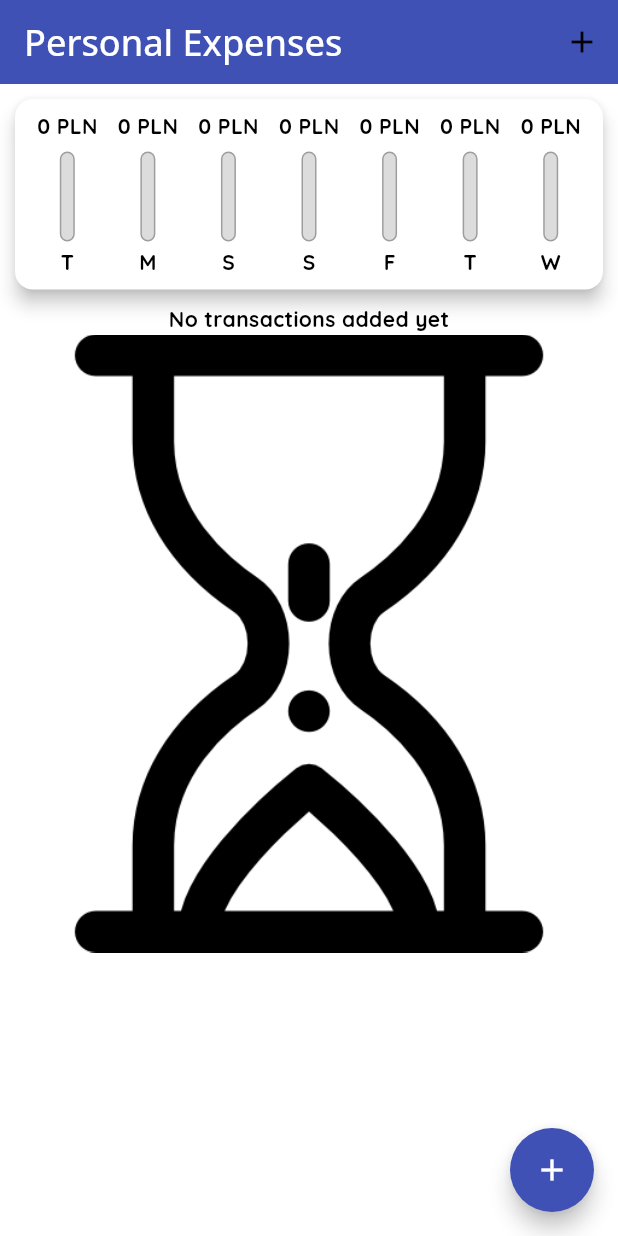
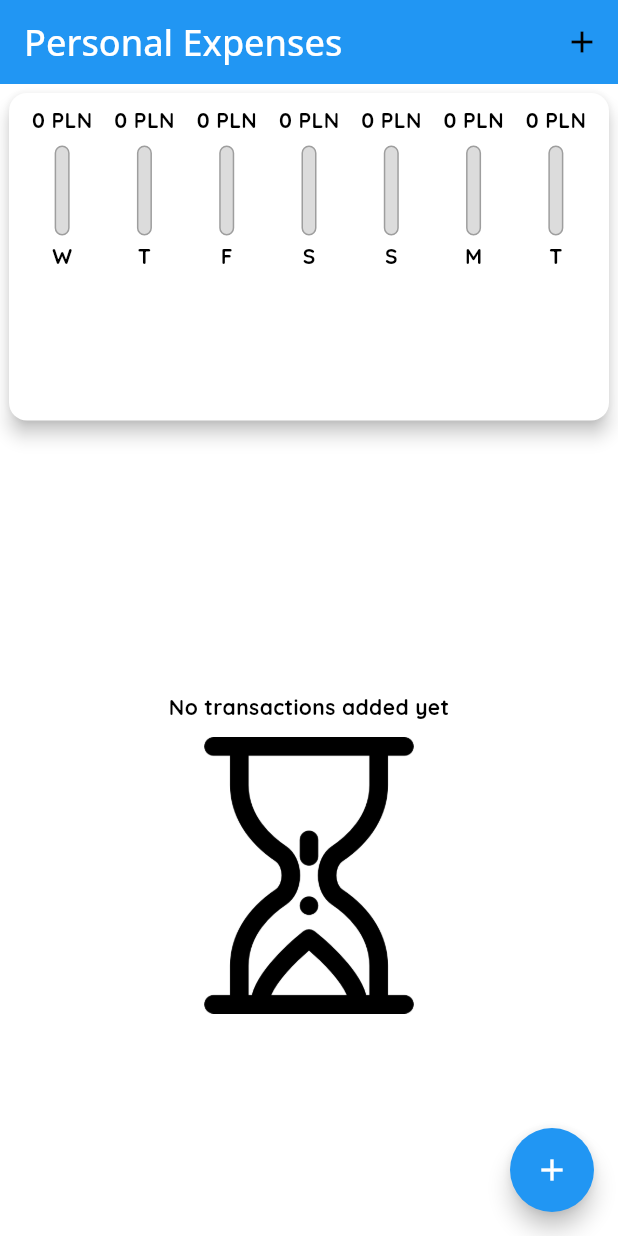
Before and after one commit to Tomushh97/expenses_app, a Flutter app: the screen it shows after launch, on a phone screen of 412 x 824 dp. Run offline on Flutter 3.47's test engine with Material 2 defaults, Android fonts, the phone set to English and light mode, and no system bars.

Commit message:
changes to adding transaction and layout responsiveness

```diff
--- a/lib/main.dart
+++ b/lib/main.dart
@@ -1,10 +1,14 @@
 import 'package:expenses_app/widgets/transaction_list.dart';
+import 'package:flutter/services.dart';
 import './widgets/new_transaction.dart';
 import 'package:flutter/material.dart';
 import 'models/transaction.dart';
 import 'widgets/chart.dart';
 
 void main() {
+  // WidgetsFlutterBinding.ensureInitialized();
+  // SystemChrome.setPreferredOrientations(
+  //     [DeviceOrientation.portraitUp, DeviceOrientation.portraitDown]);
   runApp(const MyApp());
 }
 
@@ -16,28 +20,47 @@ class MyApp extends StatelessWidget {
       title: 'Flutter Demo',
       theme: ThemeData(
         useMaterial3: true,
-        colorScheme: ColorScheme.fromSwatch(primarySwatch: Colors.indigo),
+        colorScheme: ColorScheme.fromSwatch(
+          primarySwatch: Colors.blue,
+          accentColor: Colors.amber,
+        ),
         appBarTheme: const AppBarTheme(
+          elevation: 0,
           titleTextStyle: TextStyle(
             color: Colors.white,
             fontSize: 24,
             fontWeight: FontWeight.w500,
-                fontFamily: 'OpenSans')),
-        textTheme: const TextTheme(
-          displayLarge: TextStyle(
+            fontFamily: 'OpenSans',
+          ),
+        ),
+        textTheme: const TextTheme().copyWith(
+          displayLarge: const TextStyle(
             fontSize: 48,
             fontWeight: FontWeight.bold,
-              fontFamily: 'Quicksand'),
-          titleLarge: TextStyle(
+            fontFamily: 'Quicksand',
+          ),
+          titleLarge: const TextStyle(
             fontSize: 28,
             fontStyle: FontStyle.normal,
             fontWeight: FontWeight.w600,
-              fontFamily: 'Quicksand'),
-          bodyMedium: TextStyle(
+            fontFamily: 'Quicksand',
+          ),
+          bodyMedium: const TextStyle(
             fontSize: 14,
             fontFamily: 'Quicksand',
             fontWeight: FontWeight.w700,
           ),
+          bodySmall: const TextStyle(
+            fontSize: 12,
+            fontFamily: 'Quicksand',
+            fontWeight: FontWeight.w700,
+            color: Colors.white,
+          ),
+          labelSmall: const TextStyle(
+              fontSize: 12,
+              fontFamily: 'Quicksand',
+              fontWeight: FontWeight.w700,
+              color: Colors.grey),
         ),
       ),
       home: MyHomePage(),
@@ -51,6 +74,7 @@ class MyHomePage extends StatefulWidget {
 }
 
 class _MyHomePageState extends State<MyHomePage> {
+  bool _showChart = false;
   final List<Transaction> _userTransactions = [];
 
   List<Transaction> get _recentTransactions {
@@ -63,12 +87,12 @@ class _MyHomePageState extends State<MyHomePage> {
     }).toList();
   }
 
-  _addNewTransaction(String txTitle, double amount) {
+  _addNewTransaction(String txTitle, double amount, DateTime date) {
     final Transaction newTx = Transaction(
         id: DateTime.now().toString(),
         title: txTitle,
         amount: amount,
-        date: DateTime.now());
+        date: date);
     setState(() {
       _userTransactions.add(newTx);
     });
@@ -85,10 +109,19 @@ class _MyHomePageState extends State<MyHomePage> {
     );
   }
 
+  void _deleteTransaction(String id) {
+    setState(() {
+      _userTransactions.removeWhere(
+        (tx) => tx.id == id,
+      );
+    });
+  }
+
   @override
   Widget build(BuildContext context) {
-    return Scaffold(
-      appBar: AppBar(
+    final isLandscape =
+        MediaQuery.of(context).orientation == Orientation.landscape;
+    final appBar = AppBar(
       title: Text(
         'Personal Expenses',
         style: Theme.of(context).appBarTheme.titleTextStyle,
@@ -97,25 +130,69 @@ class _MyHomePageState extends State<MyHomePage> {
       actions: <Widget>[
         IconButton(
           onPressed: () => _startAddNewTransaction(context),
-            icon: Icon(Icons.add),
+          icon: const Icon(Icons.add),
         ),
       ],
-      ),
+    );
+    final txListWidget = Container(
+      height: (MediaQuery.of(context).size.height -
+              appBar.preferredSize.height -
+              MediaQuery.of(context).padding.top) *
+          0.8,
+      child: TransactionList(_userTransactions, _deleteTransaction),
+    );
+
+    return Scaffold(
+      appBar: appBar,
       body: SingleChildScrollView(
         child: Column(
-          mainAxisAlignment: MainAxisAlignment.start,
           crossAxisAlignment: CrossAxisAlignment.stretch,
           children: <Widget>[
-            Chart(_recentTransactions),
-            TransactionList(_userTransactions),
+            if (isLandscape)
+              Row(
+                mainAxisAlignment: MainAxisAlignment.center,
+                children: [
+                  const Text('Show Chart'),
+                  Switch(
+                      inactiveThumbColor:
+                          Theme.of(context).colorScheme.onSecondary,
+                      value: _showChart,
+                      onChanged: (val) {
+                        setState(() {
+                          _showChart = val;
+                        });
+                      }),
+                ],
+              ),
+            if (!isLandscape)
+              Container(
+                height: (MediaQuery.of(context).size.height -
+                        appBar.preferredSize.height -
+                        MediaQuery.of(context).padding.top) *
+                    0.3,
+                child: Chart(_recentTransactions),
+              ),
+            if (!isLandscape) txListWidget,
+            if (isLandscape)
+              _showChart
+                  ? Container(
+                      height: (MediaQuery.of(context).size.height -
+                              appBar.preferredSize.height -
+                              MediaQuery.of(context).padding.top) *
+                          0.6,
+                      child: Chart(_recentTransactions),
+                    )
+                  : txListWidget
           ],
         ),
       ),
       floatingActionButton: FloatingActionButton(
         onPressed: () => _startAddNewTransaction(context),
-        child: Icon(Icons.add),
-        shape: CircleBorder(),
+        shape: const CircleBorder(),
         backgroundColor: Theme.of(context).colorScheme.primary,
+        child: const Icon(
+          Icons.add,
+        ),
       ),
     );
   }
--- a/lib/widgets/chart.dart
+++ b/lib/widgets/chart.dart
@@ -25,7 +25,7 @@ class Chart extends StatelessWidget {
         'day': DateFormat.E().format(weekDay).substring(0, 1),
         'amount': totalSum
       };
-    });
+    }).reversed.toList();
   }
 
   double get totalSpending {
@@ -38,7 +38,7 @@ class Chart extends StatelessWidget {
   Widget build(BuildContext context) {
     return Card(
         elevation: 5,
-        margin: const EdgeInsets.all(10),
+        margin: const EdgeInsets.all(6),
         child: Padding(
           padding: const EdgeInsets.all(8.0),
           child: Row(
--- a/lib/widgets/chart_bar.dart
+++ b/lib/widgets/chart_bar.dart
@@ -11,8 +11,13 @@ class ChartBar extends StatelessWidget {
   Widget build(BuildContext context) {
     return Column(
       children: <Widget>[
-        FittedBox(child: Text('${spendingAmount.toStringAsFixed(0)} PLN')),
-        SizedBox(
+        Container(
+          height: 20,
+          child: FittedBox(
+            child: Text('${spendingAmount.toStringAsFixed(0)} PLN'),
+          ),
+        ),
+        const SizedBox(
           height: 7,
         ),
         Container(
@@ -23,7 +28,7 @@ class ChartBar extends StatelessWidget {
               Container(
                 decoration: BoxDecoration(
                   border: Border.all(color: Colors.grey, width: 1),
-                  color: Color.fromRGBO(220, 220, 220, 1),
+                  color: const Color.fromRGBO(220, 220, 220, 1),
                   borderRadius: BorderRadius.circular(10),
                 ),
               ),
@@ -39,7 +44,7 @@ class ChartBar extends StatelessWidget {
             ],
           ),
         ),
-        SizedBox(
+        const SizedBox(
           height: 4,
         ),
         Text(label),
--- a/lib/widgets/transaction_list.dart
+++ b/lib/widgets/transaction_list.dart
@@ -4,57 +4,75 @@ import '../models/transaction.dart';
 
 class TransactionList extends StatelessWidget {
   final List<Transaction> _userTransactions;
+  final Function deleteTransaction;
 
-  TransactionList(List<Transaction> this._userTransactions);
+  TransactionList(
+    List<Transaction> this._userTransactions,
+    this.deleteTransaction,
+  );
 
   @override
   Widget build(BuildContext context) {
-    return Container(
-      height: 300,
-      child: _userTransactions.isEmpty
-          ? Column(
+    return _userTransactions.isEmpty
+        ? LayoutBuilder(builder: (context, constraints) {
+            return Column(
+              mainAxisAlignment: MainAxisAlignment.center,
               children: <Widget>[
-                Text('No transactions added yet',
-                    style: Theme.of(context).textTheme.bodyMedium),
-                Image.asset('assets/images/waiting.png'),
+                Text(
+                  'No transactions added yet',
+                  style: Theme.of(context).textTheme.bodyMedium,
+                ),
+                const SizedBox(
+                  height: 10,
+                ),
+                Image.asset(
+                  'assets/images/waiting.png',
+                  height: constraints.maxHeight * 0.3,
+                ),
+                const Padding(
+                  padding: EdgeInsetsDirectional.only(
+                    bottom: 50,
+                  ),
+                ),
               ],
-            )
+            );
+          })
         : ListView.builder(
             itemBuilder: (ctx, index) {
               return Card(
-                  child: Row(children: [
-                    Container(
+                elevation: 5,
                 margin: const EdgeInsets.symmetric(
-                          horizontal: 15, vertical: 10),
-                      decoration: BoxDecoration(
-                        color: Theme.of(context).colorScheme.primary,
-                        border: null,
-                        borderRadius: BorderRadius.circular(15),
+                  vertical: 8,
+                  horizontal: 5,
                 ),
-                      padding: const EdgeInsets.all(10),
-                      child: Text(
-                          '${_userTransactions[index].amount.toStringAsFixed(2)} PLN',
-                          style: Theme.of(context).textTheme.bodyMedium),
+                child: ListTile(
+                  leading: CircleAvatar(
+                    radius: 30,
+                    child: Padding(
+                      padding: const EdgeInsets.all(4),
+                      child: FittedBox(
+                          child:
+                              Text('${_userTransactions[index].amount} PLN')),
                     ),
-                    Column(
-                      crossAxisAlignment: CrossAxisAlignment.start,
-                      children: <Widget>[
-                        Text(
+                  ),
+                  title: Text(
                     _userTransactions[index].title,
-                          style: const TextStyle(
-                              fontWeight: FontWeight.bold, fontSize: 16),
+                    style: Theme.of(context).textTheme.bodyMedium,
                   ),
-                        Text(
-                            DateFormat.MMMMEEEEd()
-                                .format(_userTransactions[index].date),
-                            style: Theme.of(context).textTheme.bodySmall),
-                      ],
-                    )
-                  ]),
+                  subtitle: Text(
+                    DateFormat.yMMMMd().format(_userTransactions[index].date),
+                    style: Theme.of(context).textTheme.labelSmall,
+                  ),
+                  trailing: IconButton(
+                    icon: Icon(Icons.delete),
+                    color: Theme.of(context).colorScheme.error,
+                    onPressed: () =>
+                        deleteTransaction(_userTransactions[index].id),
+                  ),
+                ),
               );
             },
             itemCount: _userTransactions.length,
-            ),
           );
   }
 }
--- a/pubspec.yaml
+++ b/pubspec.yaml
@@ -34,7 +34,7 @@ dependencies:
   # The following adds the Cupertino Icons font to your application.
   # Use with the CupertinoIcons class for iOS style icons.
   cupertino_icons: ^1.0.2
-  intl: ^0.18.1
+  intl: ^0.18.0
 
 dev_dependencies:
   flutter_test:
```
Also changed, not shown: lib/widgets/new_transaction.dart (+48 -13 lines), pubspec.lock. Lines whose indentation alone changed are shown as unchanged.
